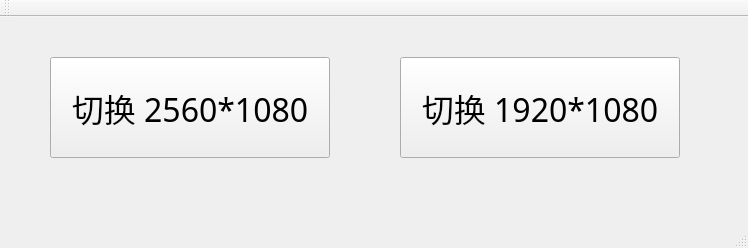
shuiyuea/DisplayResolutionSwitcher, file mainwindow.ui: the form before one commit.
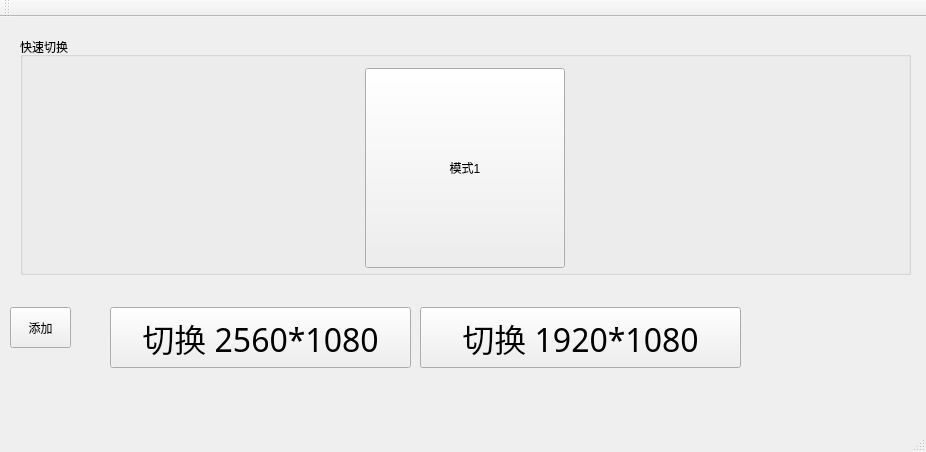
The form after the commit.

Commit message: 添加按钮容器

What changed in the file:
```diff
--- a/mainwindow.ui
+++ b/mainwindow.ui
@@ -6,8 +6,8 @@
    <rect>
     <x>0</x>
     <y>0</y>
-    <width>748</width>
-    <height>248</height>
+    <width>926</width>
+    <height>452</height>
    </rect>
   </property>
   <property name="windowTitle">
@@ -17,10 +17,10 @@
    <widget class="QPushButton" name="pushButton_2">
     <property name="geometry">
      <rect>
-      <x>400</x>
-      <y>40</y>
-      <width>280</width>
-      <height>101</height>
+      <x>420</x>
+      <y>290</y>
+      <width>321</width>
+      <height>61</height>
      </rect>
     </property>
     <property name="font">
@@ -36,10 +36,10 @@
    <widget class="QPushButton" name="pushButton">
     <property name="geometry">
      <rect>
-      <x>50</x>
-      <y>40</y>
-      <width>280</width>
-      <height>101</height>
+      <x>110</x>
+      <y>290</y>
+      <width>301</width>
+      <height>61</height>
      </rect>
     </property>
     <property name="font">
@@ -52,6 +52,59 @@
      <string>切换 2560*1080</string>
     </property>
    </widget>
+   <widget class="QGroupBox" name="groupBoxMode">
+    <property name="geometry">
+     <rect>
+      <x>20</x>
+      <y>20</y>
+      <width>891</width>
+      <height>238</height>
+     </rect>
+    </property>
+    <property name="title">
+     <string>快速切换</string>
+    </property>
+    <layout class="QHBoxLayout" name="horizontalLayout">
+     <item>
+      <widget class="QPushButton" name="btnMode1">
+       <property name="sizePolicy">
+        <sizepolicy hsizetype="Preferred" vsizetype="Preferred">
+         <horstretch>0</horstretch>
+         <verstretch>0</verstretch>
+        </sizepolicy>
+       </property>
+       <property name="minimumSize">
+        <size>
+         <width>200</width>
+         <height>200</height>
+        </size>
+       </property>
+       <property name="maximumSize">
+        <size>
+         <width>200</width>
+         <height>200</height>
+        </size>
+       </property>
+       <property name="text">
+        <string>模式1</string>
+       </property>
+      </widget>
+     </item>
+    </layout>
+   </widget>
+   <widget class="QPushButton" name="btnAdd">
+    <property name="geometry">
+     <rect>
+      <x>10</x>
+      <y>290</y>
+      <width>61</width>
+      <height>41</height>
+     </rect>
+    </property>
+    <property name="text">
+     <string>添加</string>
+    </property>
+   </widget>
   </widget>
   <widget class="QMenuBar" name="menuBar">
    <property name="geometry">
```
Left out of the diff: 4 changed lines with no effect on the pictures. The commit also changes 2 other files.
